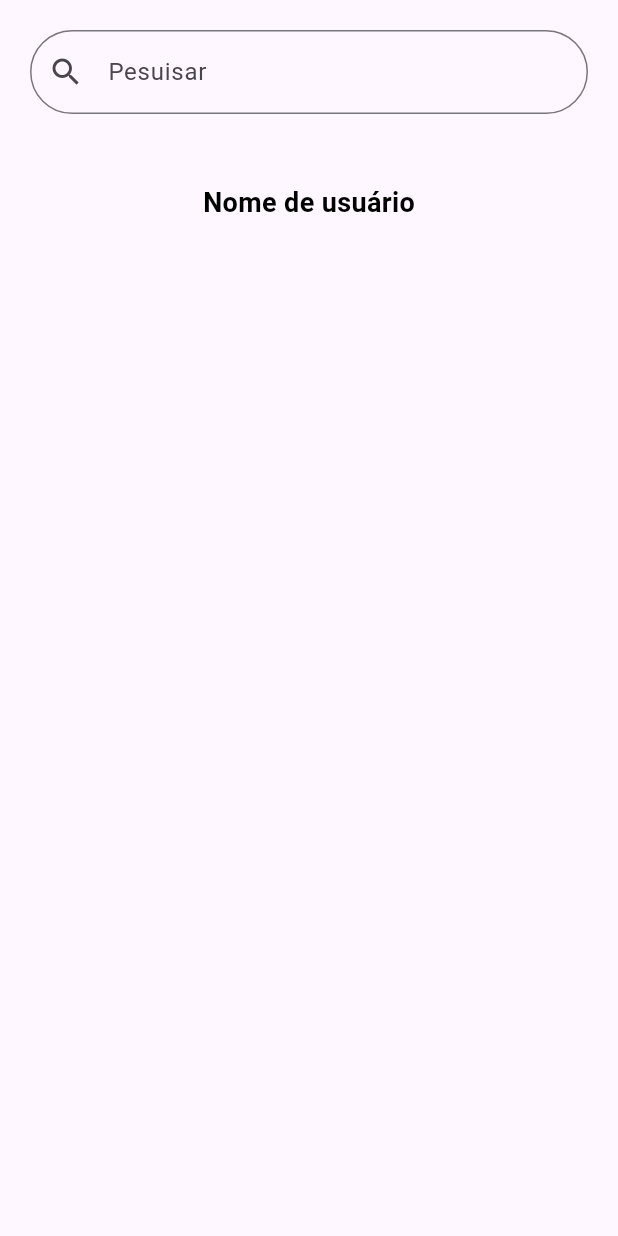
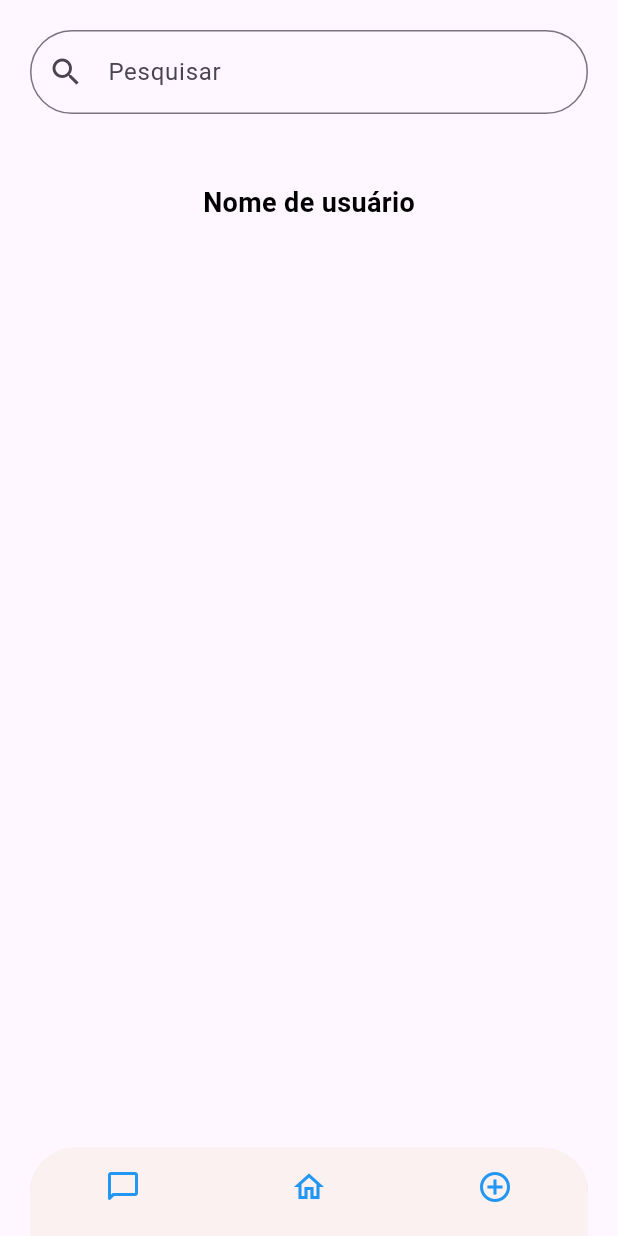
Before and after one commit to CatlopersTCC/AppHealthTreats, a Flutter app: the screen it shows after launch, on a phone screen of 412 x 824 dp. Run offline on Flutter 3.47's test engine with Material 3 defaults, Android fonts, the phone set to English and light mode, and no system bars.

Commit message:
Criando o bottomNavigationBar da tela inicial

```diff
--- a/health_treats/lib/menu.dart
+++ b/health_treats/lib/menu.dart
@@ -1,7 +1,8 @@
 import 'package:flutter/material.dart';
+import 'package:health_treats/login.dart';
 
 class MenuApp extends StatelessWidget {
-  const MenuApp ({super.key});
+  const MenuApp({super.key});
 
   @override
   Widget build(BuildContext context) {
@@ -15,50 +16,56 @@ class MenuApp extends StatelessWidget {
   }
 }
 
-class MenuInicio extends StatefulWidget{
+class MenuInicio extends StatefulWidget {
   const MenuInicio({super.key});
 
   @override
-  // ignore: library_private_types_in_public_api
   _MenuInicio createState() => _MenuInicio();
 }
 
-class _MenuInicio extends State<MenuInicio>{
+class _MenuInicio extends State<MenuInicio> {
   TextEditingController _searchController = TextEditingController();
+  int _selectedIndex = 0;
+
+  void _onItemTapped(int index) {
+    setState(() {
+      _selectedIndex = index;
+    });
+    Navigator.push(
+      context,
+      MaterialPageRoute(builder: (context) => const Login()),
+    );
+  }
 
   @override
   Widget build(BuildContext context) {
     return Scaffold(
-      body: SingleChildScrollView(
-        padding: const EdgeInsets.all(20.0),
-        child: Column(
-          children: [
+      body: SingleChildScrollView (
+         padding: const EdgeInsets.all(20.0),
+          child: Column(
+           children: [
             TextField(
               controller: _searchController,
               decoration: InputDecoration(
-                hintText: 'Pesuisar',
+                hintText: 'Pesquisar',
                 prefixIcon: const Icon(Icons.search),
                 border: OutlineInputBorder(
                   borderRadius: BorderRadius.circular(50.0),
                 ),
               ),
               onChanged: (value) {
-                // Lógica de pesquisa pode ser adicionada aqui
+
+                //Lógica de pesquisa pode ser adicionada aqui
                 print('Texto digitado: $value');
               },
             ),
-
-            //COMEÇA OS NOVOS CÓDIGOS A PARTIR DAQUI
-
             const SizedBox(height: 16.0),
-
-            //TESTE DE CÓDIGO (SUBSTITUIR DEPOIS)
             const Padding(
               padding: EdgeInsets.all(30.0),
               child: Column(
                 crossAxisAlignment: CrossAxisAlignment.start,
                 children: <Widget>[
-                  const Text(
+                  Text(
                     'Nome de usuário',
                     style: TextStyle(
                       fontSize: 18.0,
@@ -66,15 +73,47 @@ class _MenuInicio extends State<MenuInicio>{
                       color: Color(0xff000000),
                     ),
                   ),
-
-
-                ]
+                ],
               ),
-            )
+            ),
           ],
         ),
       ),
+      bottomNavigationBar: Padding(
+        padding: const EdgeInsets.symmetric(horizontal: 20.0), //Coloca padding simétrico, tanto na esquerda, como na direita
+        child: ClipRRect(
+          borderRadius: const BorderRadius.only(
+          topLeft: Radius.circular(30.0), // Arredonda apenas o canto superior esquerdo
+          topRight: Radius.circular(30.0), // Arredonda apenas o canto superior direito
+        ),
+          child: BottomNavigationBar (
+            items: const <BottomNavigationBarItem>[
+              BottomNavigationBarItem(
+                icon: Icon(Icons.messenger_outline_rounded),
+                //Label não pode ser nula, se não dá erro
+                label: '',
+              ),
+
+              BottomNavigationBarItem(
+                icon: Icon(Icons.home_outlined),
+                label: '',
+              ),
+
+              BottomNavigationBarItem(
+                icon: Icon(Icons.add_circle_outline),
+                label: '',
+              ),
+            ],
+          currentIndex: _selectedIndex, //Posição
+          selectedItemColor: Colors.blue, //Botão selecionado
+          unselectedItemColor: Colors.blue, //Botão deselecionado
+          backgroundColor: const Color.fromARGB(255, 252, 241, 241),
+          onTap: _onItemTapped, //Função acionada ao clicar
+          showSelectedLabels: false, //Evita que a label apareça quando selecionado
+          showUnselectedLabels: false, //Evita que a label apareça quando deselecionado
+          ),
+          ),
+         )
     );
-
   }
 }
```
